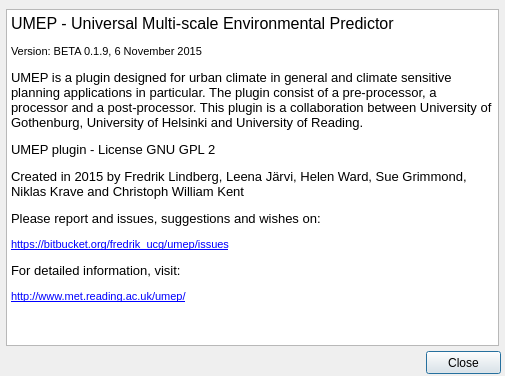
This is UMEP_about.ui in UMEP-dev/UMEP as Qt 5 draws it before an edit. The edited form follows.
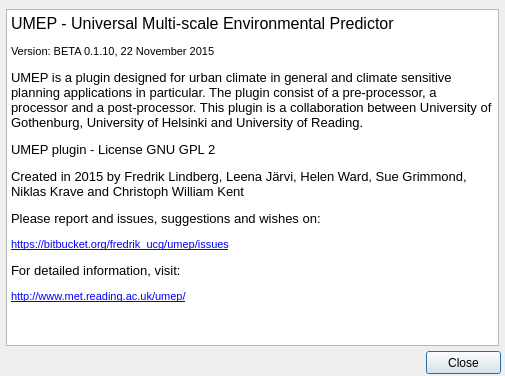
This is the edited form.

Commit message: Bugfix in footprint model

Diff of the .ui file:
```diff
--- a/UMEP_about.ui
+++ b/UMEP_about.ui
@@ -50,7 +50,7 @@
 p, li { white-space: pre-wrap; }
 &lt;/style&gt;&lt;/head&gt;&lt;body style=&quot; font-family:'MS Shell Dlg 2'; font-size:8.25pt; font-weight:400; font-style:normal;&quot;&gt;
 &lt;p style=&quot; margin-top:0px; margin-bottom:0px; margin-left:0px; margin-right:0px; -qt-block-indent:0; text-indent:0px;&quot;&gt;&lt;span style=&quot; font-size:12pt;&quot;&gt;UMEP - Universal Multi-scale Environmental Predictor &lt;/span&gt;&lt;/p&gt;
-&lt;p style=&quot; margin-top:12px; margin-bottom:12px; margin-left:0px; margin-right:0px; -qt-block-indent:0; text-indent:0px;&quot;&gt;&lt;span style=&quot; font-size:8pt;&quot;&gt;Version: BETA 0.1.9, 6 November 2015&lt;/span&gt;&lt;/p&gt;
+&lt;p style=&quot; margin-top:12px; margin-bottom:12px; margin-left:0px; margin-right:0px; -qt-block-indent:0; text-indent:0px;&quot;&gt;&lt;span style=&quot; font-size:8pt;&quot;&gt;Version: BETA 0.1.10, 22 November 2015&lt;/span&gt;&lt;/p&gt;
 &lt;p style=&quot; margin-top:12px; margin-bottom:12px; margin-left:0px; margin-right:0px; -qt-block-indent:0; text-indent:0px;&quot;&gt;&lt;span style=&quot; font-size:10pt;&quot;&gt;UMEP is a plugin designed for urban climate in general and climate sensitive planning applications in particular. The plugin consist of a pre-processor, a processor and a post-processor. This plugin is a collaboration between University of Gothenburg, University of Helsinki and University of Reading.&lt;/span&gt;&lt;/p&gt;
 &lt;p style=&quot; margin-top:12px; margin-bottom:12px; margin-left:0px; margin-right:0px; -qt-block-indent:0; text-indent:0px;&quot;&gt;&lt;span style=&quot; font-size:10pt;&quot;&gt;UMEP plugin - License GNU GPL 2&lt;/span&gt;&lt;/p&gt;
 &lt;p style=&quot; margin-top:12px; margin-bottom:12px; margin-left:0px; margin-right:0px; -qt-block-indent:0; text-indent:0px;&quot;&gt;&lt;span style=&quot; font-size:10pt;&quot;&gt;Created in 2015 by Fredrik Lindberg, Leena Järvi, Helen Ward, Sue Grimmond, Niklas Krave and Christoph William Kent&lt;/span&gt;&lt;/p&gt;
```
The commit also changes 2 other files.
